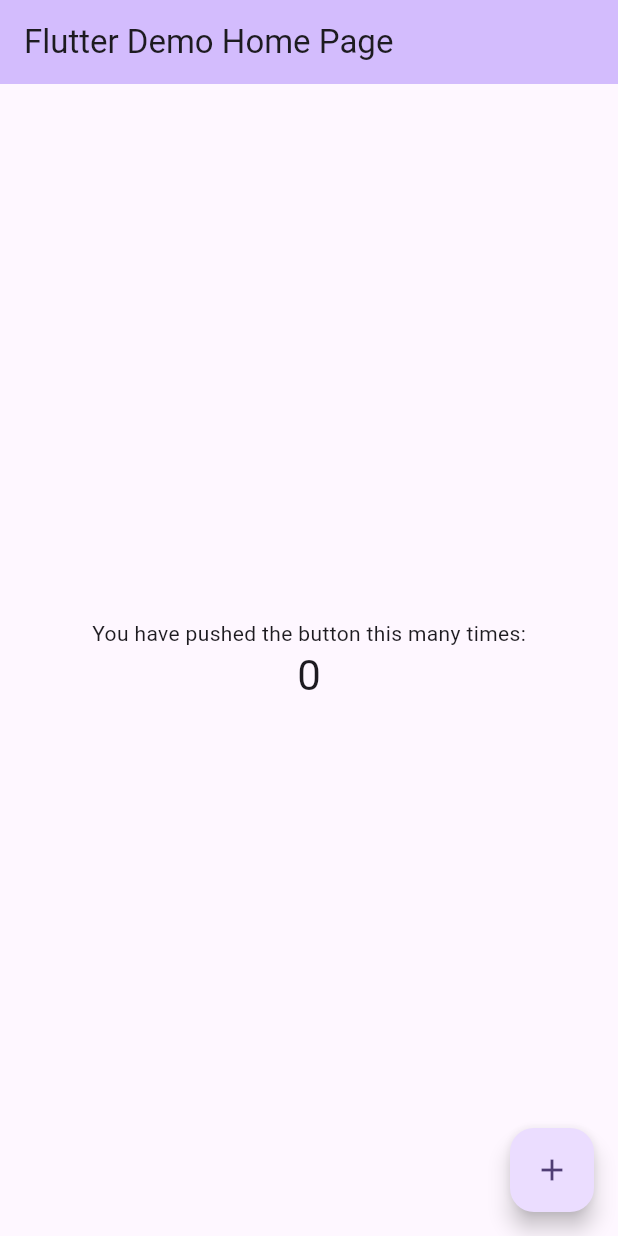
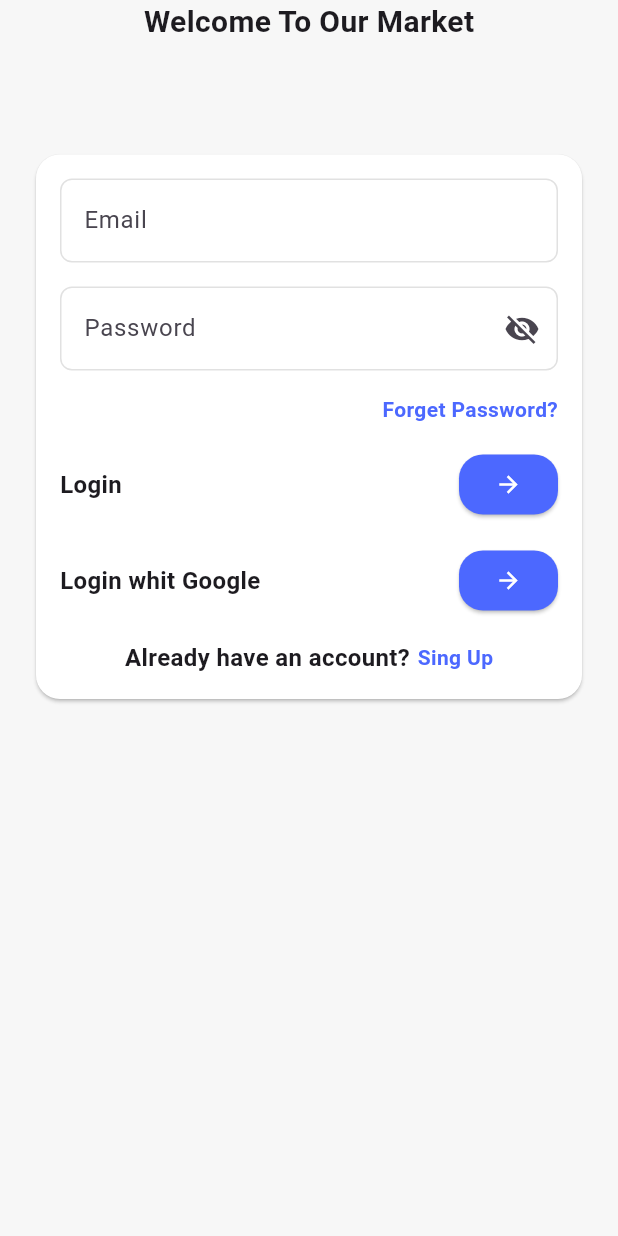
Before and after one commit to HananManqush22/eCommerceApp, a Flutter app: the screen it shows after launch, on a phone screen of 412 x 824 dp. Run offline on Flutter 3.47's test engine with Material 3 defaults, Android fonts, the phone set to English and light mode, and no system bars.

Commit message:
login page

```diff
--- /dev/null
+++ b/lib/configuration/colors.dart
@@ -0,0 +1,10 @@
+import 'package:flutter/material.dart';
+
+class AppColors {
+  static const Color kPrimaryColor = Color(0xFF4C68FF);
+  static const Color kScaffoldColor = Color(0xffF7F7F7);
+  static const Color kBorderSideColor = Color(0xffE1E1E1);
+  static const Color kWhiteColor = Color(0xFFffffff);
+  static const Color kBlackColor = Color(0xFF17162B);
+  static const Color kGreyColor = Colors.grey;
+}
--- a/lib/main.dart
+++ b/lib/main.dart
@@ -1,3 +1,5 @@
+import 'package:e_commerce_app/configuration/colors.dart';
+import 'package:e_commerce_app/screens/login/login_page.dart';
 import 'package:flutter/material.dart';
 
 void main() {
@@ -12,111 +14,9 @@ class MyApp extends StatelessWidget {
   Widget build(BuildContext context) {
     return MaterialApp(
       title: 'Flutter Demo',
-      theme: ThemeData(
-        // This is the theme of your application.
-        //
-        // TRY THIS: Try running your application with "flutter run". You'll see
-        // the application has a purple toolbar. Then, without quitting the app,
-        // try changing the seedColor in the colorScheme below to Colors.green
-        // and then invoke "hot reload" (save your changes or press the "hot
-        // reload" button in a Flutter-supported IDE, or press "r" if you used
-        // the command line to start the app).
-        //
-        // Notice that the counter didn't reset back to zero; the application
-        // state is not lost during the reload. To reset the state, use hot
-        // restart instead.
-        //
-        // This works for code too, not just values: Most code changes can be
-        // tested with just a hot reload.
-        colorScheme: ColorScheme.fromSeed(seedColor: Colors.deepPurple),
-      ),
-      home: const MyHomePage(title: 'Flutter Demo Home Page'),
+      theme: ThemeData(scaffoldBackgroundColor: AppColors.kScaffoldColor),
+      debugShowCheckedModeBanner: false,
+      home: const LoginPage(),
     );
   }
 }
-
-class MyHomePage extends StatefulWidget {
-  const MyHomePage({super.key, required this.title});
-
-  // This widget is the home page of your application. It is stateful, meaning
-  // that it has a State object (defined below) that contains fields that affect
-  // how it looks.
-
-  // This class is the configuration for the state. It holds the values (in this
-  // case the title) provided by the parent (in this case the App widget) and
-  // used by the build method of the State. Fields in a Widget subclass are
-  // always marked "final".
-
-  final String title;
-
-  @override
-  State<MyHomePage> createState() => _MyHomePageState();
-}
-
-class _MyHomePageState extends State<MyHomePage> {
-  int _counter = 0;
-
-  void _incrementCounter() {
-    setState(() {
-      // This call to setState tells the Flutter framework that something has
-      // changed in this State, which causes it to rerun the build method below
-      // so that the display can reflect the updated values. If we changed
-      // _counter without calling setState(), then the build method would not be
-      // called again, and so nothing would appear to happen.
-      _counter++;
-    });
-  }
-
-  @override
-  Widget build(BuildContext context) {
-    // This method is rerun every time setState is called, for instance as done
-    // by the _incrementCounter method above.
-    //
-    // The Flutter framework has been optimized to make rerunning build methods
-    // fast, so that you can just rebuild anything that needs updating rather
-    // than having to individually change instances of widgets.
-    return Scaffold(
-      appBar: AppBar(
-        // TRY THIS: Try changing the color here to a specific color (to
-        // Colors.amber, perhaps?) and trigger a hot reload to see the AppBar
-        // change color while the other colors stay the same.
-        backgroundColor: Theme.of(context).colorScheme.inversePrimary,
-        // Here we take the value from the MyHomePage object that was created by
-        // the App.build method, and use it to set our  title.
-        title: Text(widget.title),
-      ),
-      body: Center(
-        // Center is a layout widget. It takes a single child and positions it
-        // in the middle of the parent.
-        child: Column(
-          // Column is also a layout widget. It takes a list of children and
-          // arranges them vertically. By default, it sizes itself to fit its
-          // children horizontally, and tries to be as tall as its parent.
-          //
-          // Column has various properties to control how it sizes itself and
-          // how it positions its children. Here we use mainAxisAlignment to
-          // center the children vertically; the main axis here is the vertical
-          // axis because Columns are vertical (the cross axis would be
-          // horizontal).
-          //
-          // TRY THIS: Invoke "debug painting" (choose the "Toggle Debug Paint"
-          // action in the IDE, or press "p" in the console), to see the
-          // wireframe for each widget.
-          mainAxisAlignment: MainAxisAlignment.center,
-          children: <Widget>[
-            const Text('You have pushed the button this many times:'),
-            Text(
-              '$_counter',
-              style: Theme.of(context).textTheme.headlineMedium,
-            ),
-          ],
-        ),
-      ),
-      floatingActionButton: FloatingActionButton(
-        onPressed: _incrementCounter,
-        tooltip: 'Increment',
-        child: const Icon(Icons.add),
-      ), // This trailing comma makes auto-formatting nicer for build methods.
-    );
-  }
-}
--- /dev/null
+++ b/lib/screens/login/login_page.dart
@@ -0,0 +1,104 @@
+import 'package:e_commerce_app/configuration/colors.dart';
+import 'package:e_commerce_app/widgets/custom_text_button.dart';
+import 'package:e_commerce_app/widgets/custom_text_form_field.dart';
+import 'package:flutter/material.dart';
+
+class LoginPage extends StatelessWidget {
+  const LoginPage({super.key});
+
+  @override
+  Widget build(BuildContext context) {
+    return Scaffold(
+      body: SafeArea(
+        child: SingleChildScrollView(
+          child: Column(
+            crossAxisAlignment: CrossAxisAlignment.center,
+            mainAxisAlignment: MainAxisAlignment.center,
+            children: [
+              Text(
+                'Welcome To Our Market',
+                style: TextStyle(fontSize: 20, fontWeight: FontWeight.bold),
+              ),
+              SizedBox(height: 50),
+              Card(
+                color: AppColors.kWhiteColor,
+                margin: EdgeInsets.all(24),
+                shape: RoundedRectangleBorder(
+                  borderRadius: BorderRadius.all(Radius.circular(16)),
+                ),
+                child: Padding(
+                  padding: const EdgeInsets.all(16.0),
+                  child: Column(
+                    crossAxisAlignment: CrossAxisAlignment.end,
+                    spacing: 16,
+                    children: [
+                      CustomTextFormField(hintText: 'Email'),
+                      CustomTextFormField(
+                        hintText: 'Password',
+                        isSecured: true,
+                        suffixIcon: IconButton(
+                          onPressed: () {},
+                          icon: Icon(Icons.visibility_off),
+                        ),
+                      ),
+                      CustomTextButton(text: 'Forget Password?'),
+
+                      CustomRowLogin(text: 'Login', onPressed: () {}),
+
+                      CustomRowLogin(
+                        text: 'Login whit Google',
+                        onPressed: () {},
+                      ),
+
+                      Row(
+                        spacing: 5,
+                        mainAxisAlignment: MainAxisAlignment.center,
+                        children: [
+                          Text(
+                            'Already have an account?',
+                            style: TextStyle(
+                              fontSize: 16,
+                              fontWeight: FontWeight.bold,
+                            ),
+                          ),
+                          CustomTextButton(text: 'Sing Up'),
+                        ],
+                      ),
+                    ],
+                  ),
+                ),
+              ),
+            ],
+          ),
+        ),
+      ),
+    );
+  }
+}
+
+class CustomRowLogin extends StatelessWidget {
+  const CustomRowLogin({super.key, required this.text, this.onPressed});
+  final String text;
+  final void Function()? onPressed;
+  @override
+  Widget build(BuildContext context) {
+    return Row(
+      mainAxisAlignment: MainAxisAlignment.spaceBetween,
+      children: [
+        Text(text, style: TextStyle(fontSize: 16, fontWeight: FontWeight.bold)),
+
+        ElevatedButton(
+          style: ElevatedButton.styleFrom(
+            backgroundColor: AppColors.kPrimaryColor,
+            foregroundColor: AppColors.kWhiteColor,
+            shape: RoundedRectangleBorder(
+              borderRadius: BorderRadiusGeometry.circular(16),
+            ),
+          ),
+          onPressed: onPressed,
+          child: Icon(Icons.arrow_forward),
+        ),
+      ],
+    );
+  }
+}
--- /dev/null
+++ b/lib/widgets/custom_text_button.dart
@@ -0,0 +1,21 @@
+import 'package:e_commerce_app/configuration/colors.dart';
+import 'package:flutter/material.dart';
+
+class CustomTextButton extends StatelessWidget {
+  const CustomTextButton({super.key, required this.text, this.onTap});
+  final String text;
+  final void Function()? onTap;
+  @override
+  Widget build(BuildContext context) {
+    return InkWell(
+      onTap: onTap,
+      child: Text(
+        text,
+        style: TextStyle(
+          color: AppColors.kPrimaryColor,
+          fontWeight: FontWeight.bold,
+        ),
+      ),
+    );
+  }
+}
--- /dev/null
+++ b/lib/widgets/custom_text_form_field.dart
@@ -0,0 +1,44 @@
+import 'package:e_commerce_app/configuration/colors.dart';
+import 'package:flutter/material.dart';
+
+class CustomTextFormField extends StatelessWidget {
+  const CustomTextFormField({
+    super.key,
+    required this.hintText,
+    this.suffixIcon,
+    this.isSecured = false,
+  });
+  final String hintText;
+  final Widget? suffixIcon;
+  final bool isSecured;
+  @override
+  Widget build(BuildContext context) {
+    return TextFormField(
+      keyboardType: TextInputType.emailAddress,
+      validator: (value) {
+        if (value == null && value!.isEmpty) {
+          return "This Field Is Required";
+        }
+        return null;
+      },
+      obscureText: isSecured,
+      decoration: InputDecoration(
+        suffixIcon: suffixIcon,
+
+        hintText: hintText,
+        border: OutlineInputBorder(
+          borderRadius: BorderRadius.circular(8),
+          borderSide: BorderSide(color: AppColors.kBorderSideColor),
+        ),
+        enabledBorder: OutlineInputBorder(
+          borderRadius: BorderRadius.circular(8),
+          borderSide: BorderSide(color: AppColors.kBorderSideColor),
+        ),
+        focusedBorder: OutlineInputBorder(
+          borderRadius: BorderRadius.circular(8),
+          borderSide: BorderSide(color: AppColors.kBorderSideColor),
+        ),
+      ),
+    );
+  }
+}
```
Also changed, not shown: lib/widgets/custom_row_login.dart (added).
